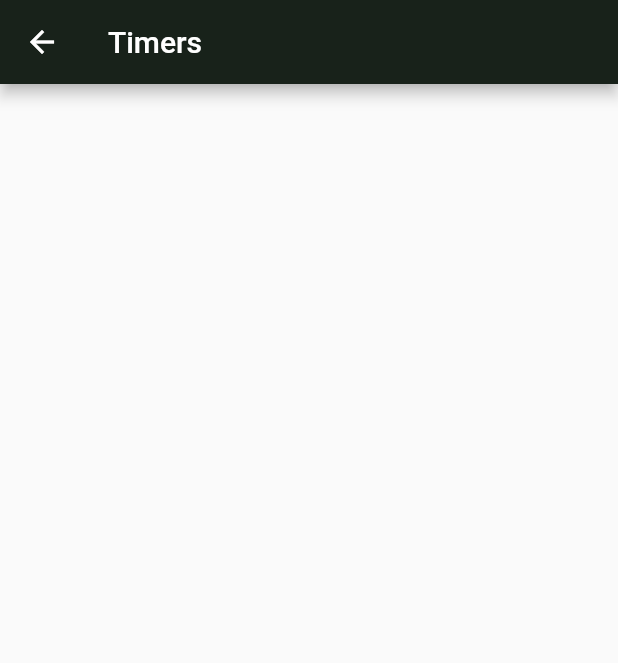
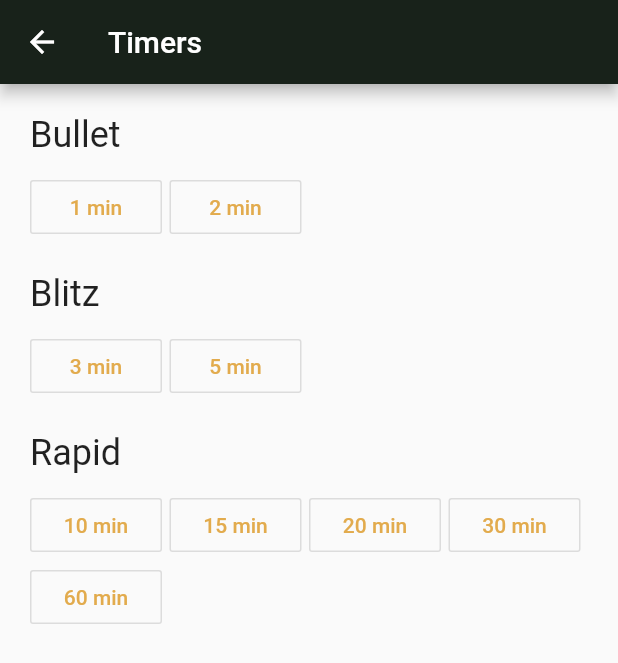
Before and after one commit to pablanka/chess_timer, a Flutter app: the SetTimerView screen opened directly, on a phone screen of 412 x 824 dp. Shown: the top 663 px of the screen. Run offline on Flutter 3.47's test engine with Material 2 defaults, Android fonts, the light colour scheme and no system bars; our stand-ins replace circular_countdown_timer, wakelock; missing offline and left inert: flutter_sound_lite; statements that could not run were skipped.

Commit message:
✨ feat: timer setting

```diff
--- a/lib/ui/set_timer_view.dart
+++ b/lib/ui/set_timer_view.dart
@@ -1,6 +1,13 @@
 import 'package:flutter/material.dart';
 
 class SetTimerView extends StatelessWidget {
+  final Duration selectedDuration;
+
+  const SetTimerView({
+    Key key,
+    this.selectedDuration,
+  }) : super(key: key);
+
   @override
   Widget build(BuildContext context) {
     return Scaffold(
@@ -8,8 +15,90 @@ class SetTimerView extends StatelessWidget {
         title: Text('Timers'),
       ),
       body: ListView(
-        children: [],
+        padding: const EdgeInsets.symmetric(vertical: 20, horizontal: 20),
+        children: [
+          _buildSection(
+            context,
+            'Bullet',
+            [
+              _buildTimeButton(context, Duration(minutes: 1)),
+              _buildTimeButton(context, Duration(minutes: 2)),
+            ],
+          ),
+          _buildSection(
+            context,
+            'Blitz',
+            [
+              _buildTimeButton(context, Duration(minutes: 3)),
+              _buildTimeButton(context, Duration(minutes: 5)),
+            ],
+          ),
+          _buildSection(
+            context,
+            'Rapid',
+            [
+              _buildTimeButton(context, Duration(minutes: 10)),
+              _buildTimeButton(context, Duration(minutes: 15)),
+              _buildTimeButton(context, Duration(minutes: 20)),
+              _buildTimeButton(context, Duration(minutes: 30)),
+              _buildTimeButton(context, Duration(minutes: 60)),
+            ],
+          ),
+        ],
       ),
     );
   }
+
+  Widget _buildSection(
+    BuildContext context,
+    String titleText,
+    List<Widget> children,
+  ) {
+    return Container(
+      margin: const EdgeInsets.only(bottom: 20),
+      child: Column(
+        mainAxisSize: MainAxisSize.min,
+        crossAxisAlignment: CrossAxisAlignment.start,
+        children: [
+          _buildTitle(context, titleText),
+          Padding(
+            padding: const EdgeInsets.only(top: 10),
+            child: Wrap(
+              spacing: 5,
+              children: children,
+            ),
+          ),
+        ],
+      ),
+    );
+  }
+
+  Widget _buildTimeButton(BuildContext context, Duration duration) {
+    final theme = Theme.of(context);
+    final minutes = duration.inMinutes;
+
+    if (duration == selectedDuration) {
+      return RaisedButton(
+        child: Text('$minutes min', style: TextStyle(color: Colors.white)),
+        onPressed: () => _onTimeButtonTap(context, duration),
+        color: theme.accentColor,
+      );
+    }
+
+    return OutlineButton(
+      child: Text('$minutes min'),
+      textColor: theme.accentColor,
+      color: theme.accentColor,
+      onPressed: () => _onTimeButtonTap(context, duration),
+    );
+  }
+
+  void _onTimeButtonTap(BuildContext context, Duration duration) {
+    Navigator.of(context).pop(duration);
+  }
+
+  Widget _buildTitle(BuildContext context, String text) {
+    final theme = Theme.of(context);
+    return Text(text, style: theme.textTheme.headline5);
+  }
 }
```
Also changed, not shown: lib/ui/timer_view.dart (+15 -12 lines).
